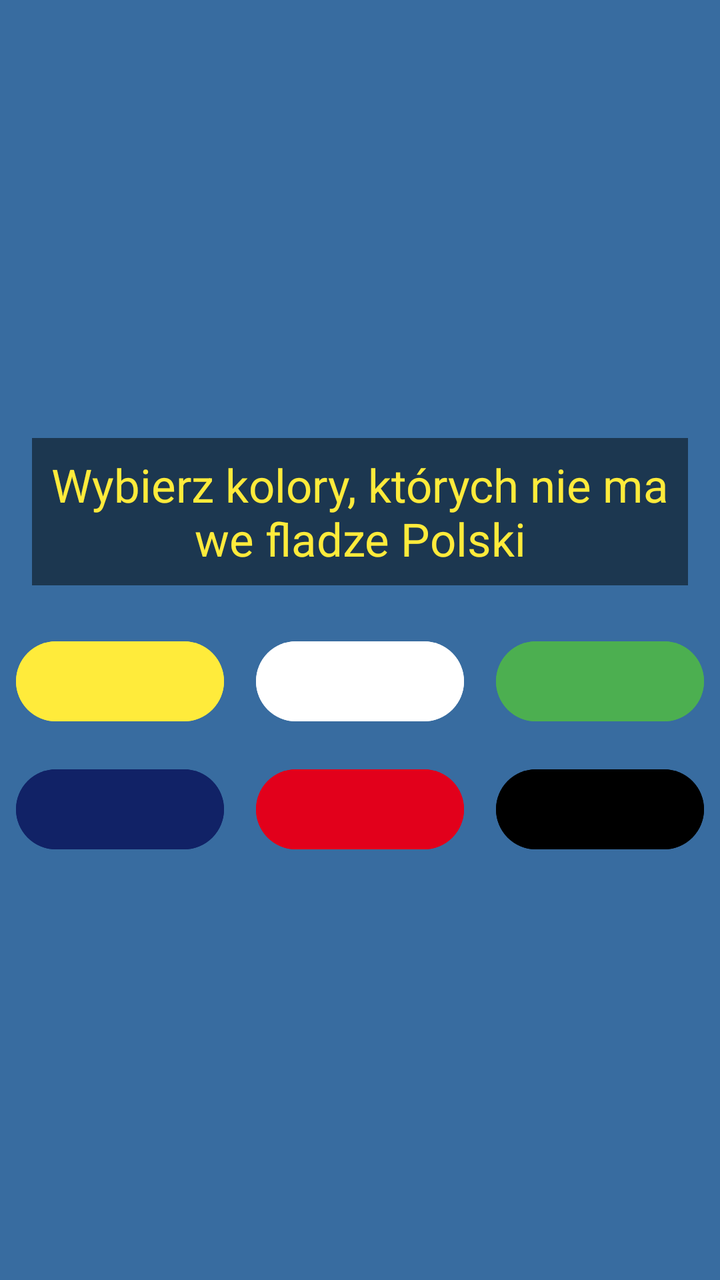
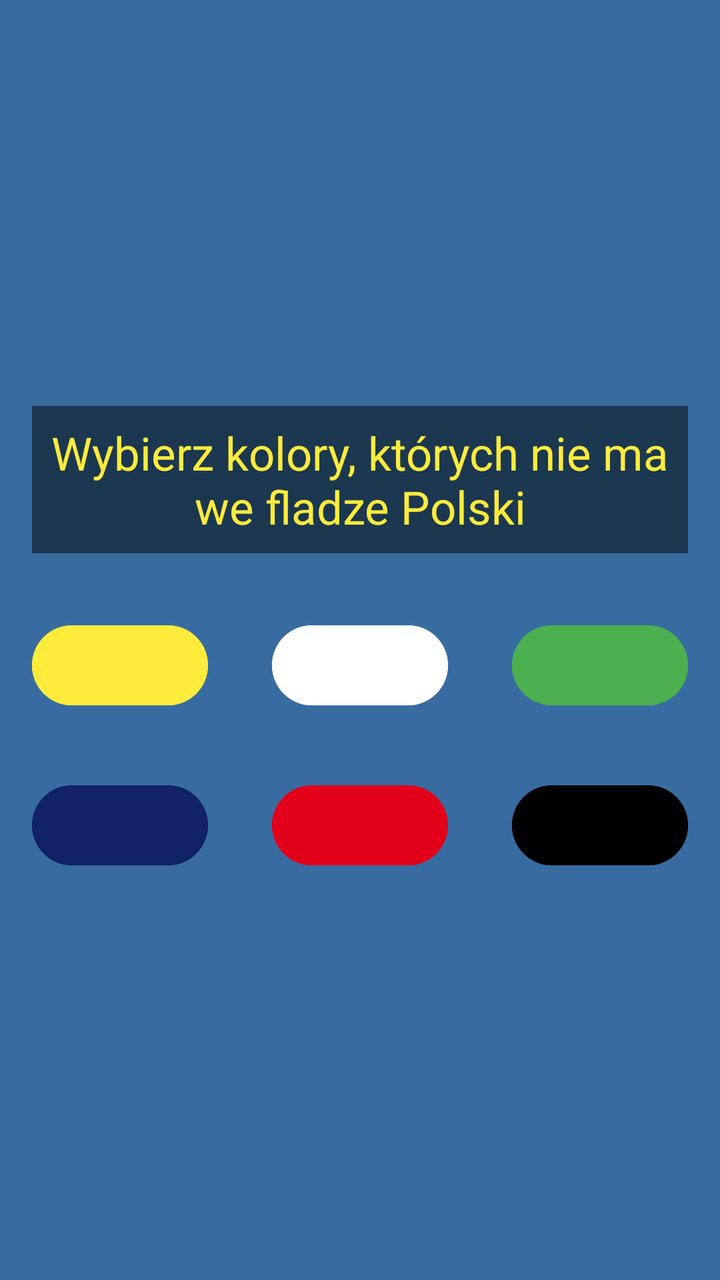

The first picture is an Android layout as it rendered before a commit; the second is the same layout after the commit. The layout source and the unified diff follow.
<!-- AndroidManifest.xml: application theme Theme.TestOFlagach -->
<!-- res/layout/activity_main.xml -->
<?xml version="1.0" encoding="utf-8"?>
<LinearLayout xmlns:android="http://schemas.android.com/apk/res/android"
    xmlns:app="http://schemas.android.com/apk/res-auto"
    xmlns:tools="http://schemas.android.com/tools"
    android:id="@+id/main"
    android:layout_width="match_parent"
    android:layout_height="match_parent"
    android:orientation="vertical"
    android:background="#386CA0"
    android:gravity="center"
    tools:context=".MainActivity"
    >


    
    <TextView
        android:id="@+id/textVievPytanie"
        android:layout_width="match_parent"
        android:layout_height="wrap_content"
        android:textAlignment="center"
        android:textSize="23sp"
        android:layout_margin="16dp"
        android:padding="8dp"
        android:textColor="#FFEB3B"
        android:background="#1C3750"
        android:text="Wybierz kolory, których nie ma we fladze Polski" />

    <LinearLayout
        android:layout_width="match_parent"
        android:layout_height="wrap_content"
        android:orientation="horizontal">

        <Button
            android:id="@+id/button"
            android:layout_width="wrap_content"
            android:layout_height="wrap_content"
            android:backgroundTint="@color/Yellow"
            android:layout_weight="1"
            android:layout_margin="8dp"
            android:onClick="prawdzUkr"
            android:text="" />

        <Button
            android:id="@+id/button2"
            android:layout_width="wrap_content"
            android:layout_height="wrap_content"
            android:backgroundTint="@color/white"
            android:layout_weight="1"
            android:layout_margin="8dp"
            android:onClick="prawdzOK"
            android:text="" />

        <Button
            android:id="@+id/button3"
            android:layout_width="wrap_content"
            android:layout_height="wrap_content"
            android:backgroundTint="@color/Green"
            android:layout_weight="1"
            android:layout_margin="8dp"
            android:onClick="prawdzUkr"
            android:text="" />
    </LinearLayout>

    <LinearLayout
        android:layout_width="match_parent"
        android:layout_height="wrap_content"
        android:orientation="horizontal">

        <Button
            android:id="@+id/button4"
            android:layout_width="wrap_content"
            android:layout_height="wrap_content"
            android:layout_weight="1"
            android:layout_margin="8dp"
            android:backgroundTint="@color/Blue"
            android:onClick="prawdzUkr"
            android:text="" />

        <Button
            android:id="@+id/button5"
            android:layout_width="wrap_content"
            android:layout_height="wrap_content"
            android:layout_weight="1"
            android:layout_margin="8dp"
            android:backgroundTint="@color/red"
            android:onClick="prawdzOK"
            android:text="" />

        <Button
            android:id="@+id/button6"
            android:layout_width="wrap_content"
            android:layout_height="wrap_content"
            android:layout_weight="1"
            android:layout_margin="8dp"
            android:backgroundTint="@color/black"
            android:onClick="prawdzUkr"
            android:text="" />
    </LinearLayout>

</LinearLayout>
<!-- resources referenced by this layout -->
<resources>
  <color name="Blue">#126</color>
  <color name="Green">#4CAF50</color>
  <color name="Yellow">#FFEB3B</color>
  <color name="black">#FF000000</color>
  <color name="red">#e2001b</color>
  <color name="white">#FFFFFFFF</color>
  <style name="Theme.TestOFlagach" parent="Base.Theme.TestOFlagach" />
  <style name="Base.Theme.TestOFlagach" parent="Theme.Material3.DayNight.NoActionBar">
          
          
      </style>
</resources>

<!-- the commit's change to res/layout/activity_main.xml (unified diff, before → after) -->
@@ -18,12 +18,12 @@
         android:layout_width="match_parent"
         android:layout_height="wrap_content"
         android:textAlignment="center"
-        android:textSize="23sp"
-        android:layout_margin="16dp"
+        android:textSize="@dimen/rozmiar_tekstu_pytanie"
+        android:layout_margin="@dimen/margin_button"
         android:padding="8dp"
         android:textColor="#FFEB3B"
         android:background="#1C3750"
-        android:text="Wybierz kolory, których nie ma we fladze Polski" />
+        android:text="@string/polecenie" />
 
     <LinearLayout
         android:layout_width="match_parent"
@@ -36,7 +36,7 @@
             android:layout_height="wrap_content"
             android:backgroundTint="@color/Yellow"
             android:layout_weight="1"
-            android:layout_margin="8dp"
+            android:layout_margin="@dimen/margin_button"
             android:onClick="prawdzUkr"
             android:text="" />
 
@@ -46,7 +46,7 @@
             android:layout_height="wrap_content"
             android:backgroundTint="@color/white"
             android:layout_weight="1"
-            android:layout_margin="8dp"
+            android:layout_margin="@dimen/margin_button"
             android:onClick="prawdzOK"
             android:text="" />
 
@@ -56,7 +56,7 @@
             android:layout_height="wrap_content"
             android:backgroundTint="@color/Green"
             android:layout_weight="1"
-            android:layout_margin="8dp"
+            android:layout_margin="@dimen/margin_button"
             android:onClick="prawdzUkr"
             android:text="" />
     </LinearLayout>
@@ -71,7 +71,7 @@
             android:layout_width="wrap_content"
             android:layout_height="wrap_content"
             android:layout_weight="1"
-            android:layout_margin="8dp"
+            android:layout_margin="@dimen/margin_button"
             android:backgroundTint="@color/Blue"
             android:onClick="prawdzUkr"
             android:text="" />
@@ -81,7 +81,7 @@
             android:layout_width="wrap_content"
             android:layout_height="wrap_content"
             android:layout_weight="1"
-            android:layout_margin="8dp"
+            android:layout_margin="@dimen/margin_button"
             android:backgroundTint="@color/red"
             android:onClick="prawdzOK"
             android:text="" />
@@ -91,7 +91,7 @@
             android:layout_width="wrap_content"
             android:layout_height="wrap_content"
             android:layout_weight="1"
-            android:layout_margin="8dp"
+            android:layout_margin="@dimen/margin_button"
             android:backgroundTint="@color/black"
             android:onClick="prawdzUkr"
             android:text="" />
<!-- resource entries referenced after the edit -->
@@ -6,6 +6,9 @@
   <color name="black">#FF000000</color>
   <color name="red">#e2001b</color>
   <color name="white">#FFFFFFFF</color>
+  <dimen name="margin_button">16dp</dimen>
+  <dimen name="rozmiar_tekstu_pytanie">23sp</dimen>
+  <string name="polecenie">Wybierz kolory, których nie ma we fladze Polski</string>
   <style name="Theme.TestOFlagach" parent="Base.Theme.TestOFlagach" />
   <style name="Base.Theme.TestOFlagach" parent="Theme.Material3.DayNight.NoActionBar">
           
